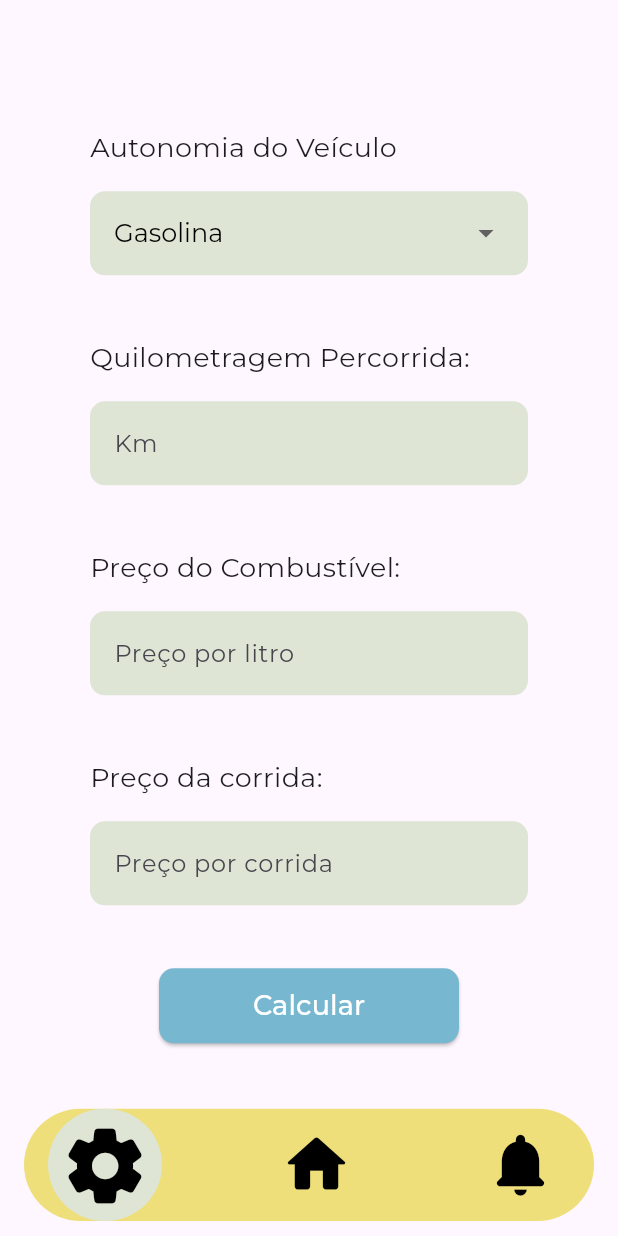
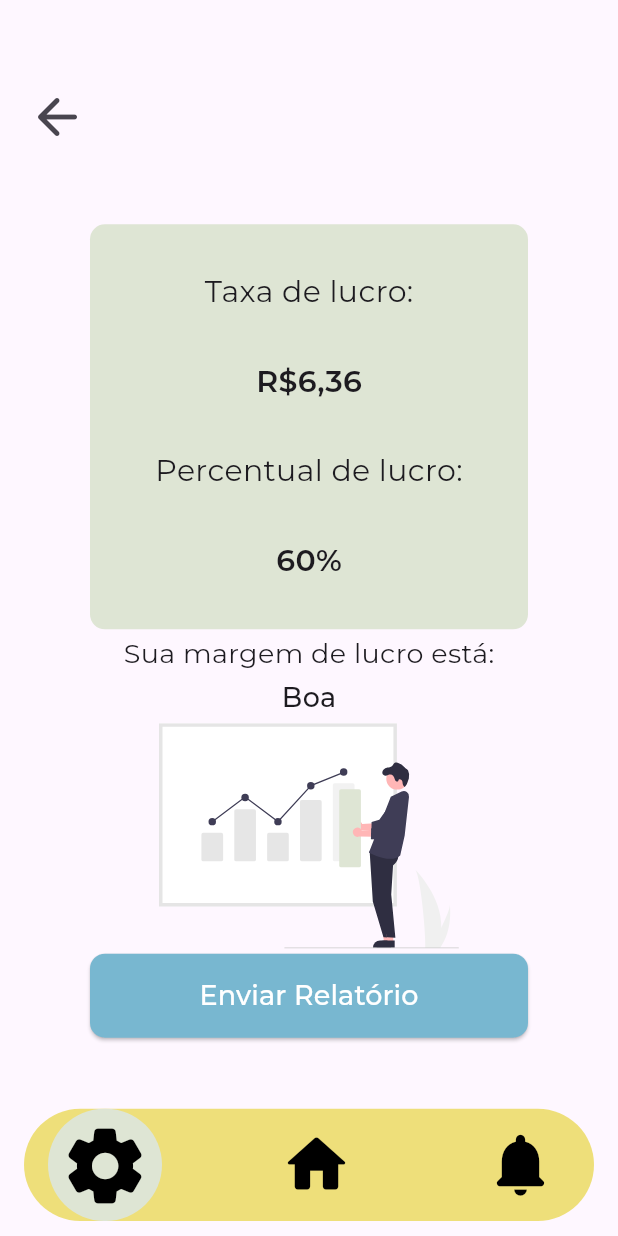
Before and after one commit to Merenciou/Lucrao, a Flutter app: the SettingsPage screen opened by its route, after a tap on "Calcular", on a phone screen of 412 x 824 dp. Run offline on Flutter 3.47's test engine with Material 3 defaults, Android fonts, the light colour scheme and no system bars; our stand-ins replace fl_chart, flutter_svg, google_fonts.

Commit message:
result page layout done

```diff
--- a/lib/main.dart
+++ b/lib/main.dart
@@ -2,6 +2,7 @@ import 'package:flutter/material.dart';
 import 'package:lucrao/controllers/custom_navbar_controller.dart';
 import 'package:lucrao/screens/alerts_screen/alerts_page.dart';
 import 'package:lucrao/screens/home_screen/home_page.dart';
+import 'package:lucrao/screens/settings_screen/result_page.dart';
 import 'package:lucrao/screens/settings_screen/settings_page.dart';
 import 'package:provider/provider.dart';
 
@@ -30,6 +31,7 @@ class MainApp extends StatelessWidget {
         '/settingspage': (context) => const SettingsPage(),
         '/homepage': (context) => const HomePage(),
         '/alertspage': (context) => const AlertsPage(),
+        '/resultpage': (context) => const ResultPage(),
       },
       home: const Scaffold(
         backgroundColor: Color(0xFFF5F5F5),
--- /dev/null
+++ b/lib/screens/settings_screen/result_page.dart
@@ -0,0 +1,119 @@
+import 'package:flutter/material.dart';
+import 'package:flutter_svg/flutter_svg.dart';
+import 'package:google_fonts/google_fonts.dart';
+import 'package:lucrao/components/navbar/custom_navbar.dart';
+
+class ResultPage extends StatefulWidget {
+  const ResultPage({super.key});
+
+  @override
+  State<ResultPage> createState() => _ResultPageState();
+}
+
+class _ResultPageState extends State<ResultPage> {
+  @override
+  Widget build(BuildContext context) {
+    var deviceData = MediaQuery.of(context);
+    var screenSize = deviceData.size;
+    return Scaffold(
+      bottomNavigationBar: const CustomNavbar(),
+      body: Column(
+        children: [
+          Padding(
+            padding: const EdgeInsets.only(top: 50, left: 10),
+            child: Align(
+              alignment: Alignment.centerLeft,
+              child: IconButton(
+                onPressed: () {
+                  Navigator.pop(context);
+                },
+                icon: const Icon(
+                  Icons.arrow_back_rounded,
+                  size: 40,
+                ),
+              ),
+            ),
+          ),
+          Center(
+            child: Padding(
+              padding: const EdgeInsets.only(left: 60, right: 60, top: 40),
+              child: SizedBox(
+                height: screenSize.height / 1.5,
+                child: Column(
+                  mainAxisAlignment: MainAxisAlignment.spaceEvenly,
+                  children: [
+                    Container(
+                      width: double.infinity,
+                      height: 270,
+                      decoration: const BoxDecoration(
+                        borderRadius: BorderRadius.all(
+                          Radius.circular(10),
+                        ),
+                        color: Color(0xFFDEE5D4),
+                      ),
+                      child: Column(
+                        mainAxisAlignment: MainAxisAlignment.spaceEvenly,
+                        children: [
+                          Text(
+                            'Taxa de lucro:',
+                            style: GoogleFonts.montserrat(fontSize: 20),
+                          ),
+                          Text(
+                            'R\$6,36',
+                            style: GoogleFonts.montserrat(
+                                fontSize: 20, fontWeight: FontWeight.w600),
+                          ),
+                          Text(
+                            'Percentual de lucro:',
+                            style: GoogleFonts.montserrat(fontSize: 20),
+                          ),
+                          Text(
+                            '60%',
+                            style: GoogleFonts.montserrat(
+                                fontSize: 20, fontWeight: FontWeight.w600),
+                          ),
+                        ],
+                      ),
+                    ),
+                    Text(
+                      'Sua margem de lucro está:',
+                      style: GoogleFonts.montserrat(fontSize: 18),
+                    ),
+                    Text(
+                      'Boa',
+                      style: GoogleFonts.montserrat(
+                          fontSize: 18, fontWeight: FontWeight.w500),
+                    ),
+                    SvgPicture.asset(
+                      'assets/images/growning.svg',
+                      width: 200,
+                    ),
+                    ElevatedButton(
+                      onPressed: () {},
+                      style: ElevatedButton.styleFrom(
+                        backgroundColor: const Color(0xFF78B7D0),
+                        minimumSize: const Size(double.infinity, 56),
+                        shape: const RoundedRectangleBorder(
+                          borderRadius: BorderRadius.all(
+                            Radius.circular(10),
+                          ),
+                        ),
+                      ),
+                      child: Text(
+                        'Enviar Relatório',
+                        style: GoogleFonts.montserrat(
+                            color: const Color(0xFFFFFFFF),
+                            fontSize: 18,
+                            fontWeight: FontWeight.w500),
+                      ),
+                    ),
+                  ],
+                ),
+              ),
+            ),
+          ),
+        ],
+      ),
+    );
+  }
+}
--- a/lib/screens/settings_screen/settings_page.dart
+++ b/lib/screens/settings_screen/settings_page.dart
@@ -180,7 +180,9 @@ class _SettingsPageState extends State<SettingsPage> {
                   padding: const EdgeInsets.only(top: 42),
                   child: Align(
                     child: ElevatedButton(
-                      onPressed: () {},
+                      onPressed: () {
+                        Navigator.of(context).pushNamed('/resultpage');
+                      },
                       style: ElevatedButton.styleFrom(
                         minimumSize: const Size(200, 50),
                         backgroundColor: const Color(0xFF78B7D0),
```
Also changed, not shown: assets/images/growning.svg (added), assets/images/warning.svg (added).
